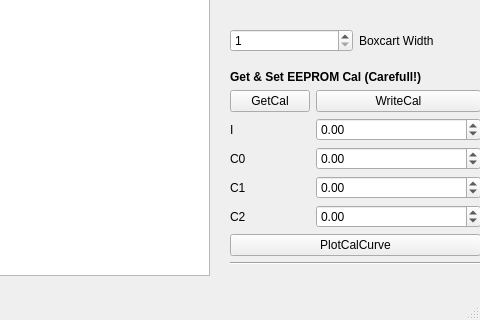
Old version of the form ooadcGui/ooadcgui.ui in the repository sixtemesseven/OceanViewS2000; both pictures show x 901 to 1381 and y 502 to 822 of the 1381 by 822 pixel window.
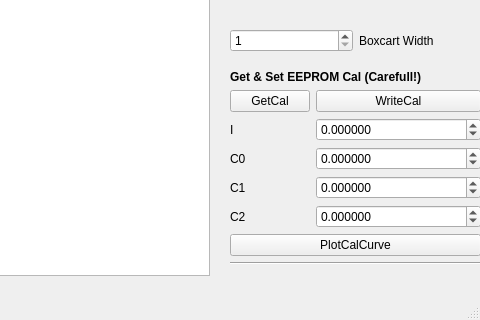
New version of the form. Custom widgets are drawn as their Qt base class.

```diff
--- a/ooadcGui/ooadcgui.ui
+++ b/ooadcGui/ooadcgui.ui
@@ -289,6 +289,9 @@
            </item>
            <item row="1" column="1">
             <widget class="QDoubleSpinBox" name="IValue">
+             <property name="decimals">
+              <number>6</number>
+             </property>
              <property name="minimum">
               <double>-10000.000000000000000</double>
              </property>
@@ -299,6 +302,9 @@
            </item>
            <item row="2" column="1">
             <widget class="QDoubleSpinBox" name="C0Value">
+             <property name="decimals">
+              <number>6</number>
+             </property>
              <property name="minimum">
               <double>-10000.000000000000000</double>
              </property>
@@ -309,6 +315,9 @@
            </item>
            <item row="3" column="1">
             <widget class="QDoubleSpinBox" name="C1Value">
+             <property name="decimals">
+              <number>6</number>
+             </property>
              <property name="minimum">
               <double>-10000.000000000000000</double>
              </property>
@@ -319,6 +328,9 @@
            </item>
            <item row="4" column="1">
             <widget class="QDoubleSpinBox" name="C2Value">
+             <property name="decimals">
+              <number>6</number>
+             </property>
              <property name="minimum">
               <double>-10000.000000000000000</double>
              </property>
```
